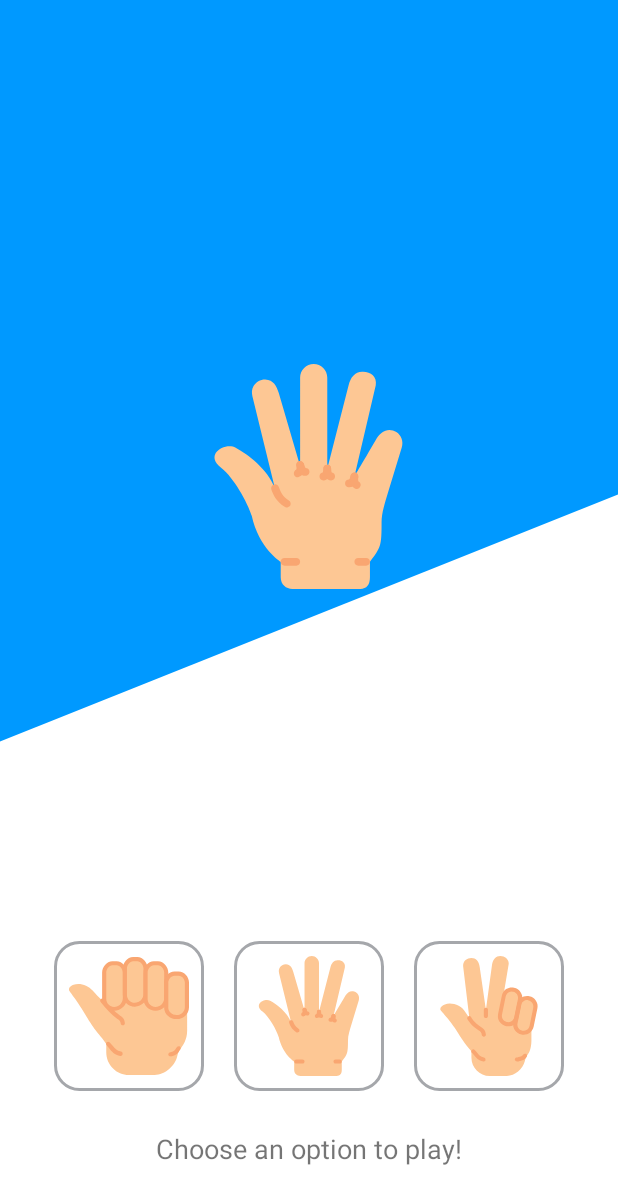
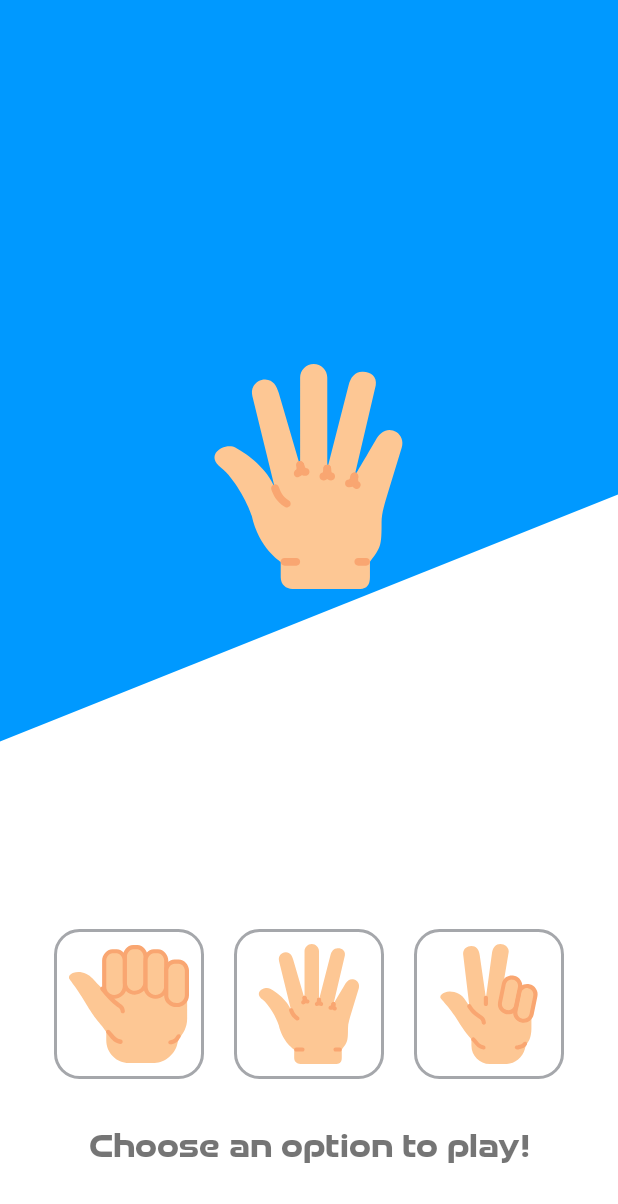
Before and after one commit to devstromo/rock-paper-scissors-kotlin-c, an Android app: the screen it shows after launch (MainActivity), on a phone screen of 412 x 824 dp. Shown: the top 1204 px of the screen. Run offline under Robolectric (Android 15) with nearby library versions, the phone set to English and light mode, and no system bars; 1 statement that could not run was skipped.

Commit message:
Rock Paper Scissors | change app main title

```diff
--- a/app/src/main/res/layout/activity_main.xml
+++ b/app/src/main/res/layout/activity_main.xml
@@ -14,8 +14,9 @@
         android:layout_height="wrap_content"
         android:layout_marginTop="16dp"
         android:padding="16dp"
+        android:fontFamily="@font/good_timing_bold"
         android:text="@string/option_to_play_title"
-        android:textSize="18sp"
+        android:textSize="22sp"
         android:layout_marginBottom="30dp"
         app:layout_constraintBottom_toBottomOf="parent"
         app:layout_constraintEnd_toEndOf="parent"
```
